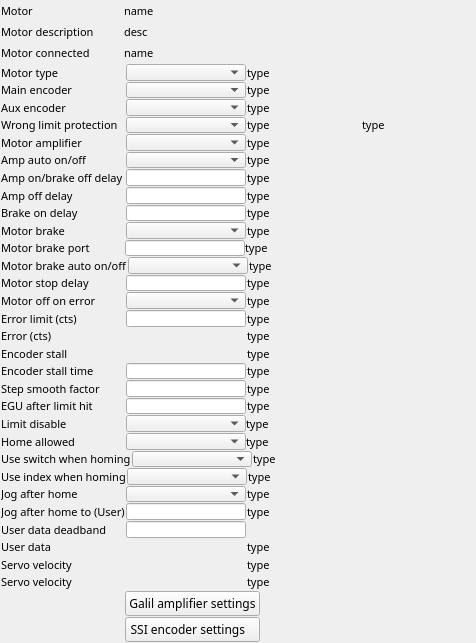
Above: 3-5/GalilSup/op/ui/galil_motor_extras.ui from motorapp/Galil before the change. Below: the same form after it.
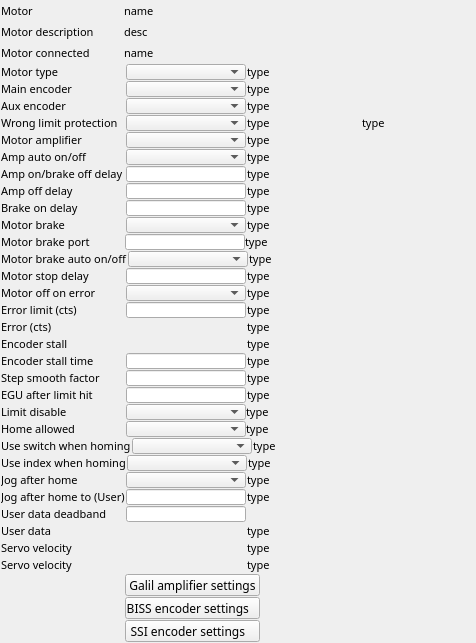
That is the form after the change. Custom widgets are drawn as their Qt base class.

Commit message: Add support for BiSS encoder configuration and axis/encoder status polling Increase communication timeout for GalilStartController Add QEGUI and MEDM screens for BISS support Add BISS support PV's to motor extra autosave request Alter how BISS, and SSI capability detected Add disable wrong limit protection when an axis limit is disabled

The edit to the form file:
```diff
--- a/3-5/GalilSup/op/ui/galil_motor_extras.ui
+++ b/3-5/GalilSup/op/ui/galil_motor_extras.ui
@@ -19,7 +19,7 @@
   <property name="windowTitle">
    <string>EFrame</string>
   </property>
-  <layout class="QVBoxLayout" name="verticalLayout" stretch="2,2,2,2,2,2,2,2,2,2,2,2,2,2,2,2,2,2,2,2,2,2,2,2,2,2,2,2,2,2,2,2,2,3,3">
+  <layout class="QVBoxLayout" name="verticalLayout" stretch="2,2,2,2,2,2,2,2,2,2,2,2,2,2,2,2,2,2,2,2,2,2,2,2,2,2,2,2,2,2,2,2,2,3,3,3">
    <property name="spacing">
     <number>1</number>
    </property>
@@ -2820,6 +2820,85 @@
      </item>
     </layout>
    </item>
+   <item>
+    <layout class="QHBoxLayout" name="horizontalLayout_37" stretch="1,0,1">
+     <property name="spacing">
+      <number>1</number>
+     </property>
+     <item>
+      <spacer name="horizontalSpacer_9">
+       <property name="orientation">
+        <enum>Qt::Horizontal</enum>
+       </property>
+       <property name="sizeType">
+        <enum>QSizePolicy::Fixed</enum>
+       </property>
+       <property name="sizeHint" stdset="0">
+        <size>
+         <width>124</width>
+         <height>5</height>
+        </size>
+       </property>
+      </spacer>
+     </item>
+     <item>
+      <widget class="QEPushButton" name="qepushbutton_9">
+       <property name="sizePolicy">
+        <sizepolicy hsizetype="Fixed" vsizetype="Preferred">
+         <horstretch>0</horstretch>
+         <verstretch>0</verstretch>
+        </sizepolicy>
+       </property>
+       <property name="minimumSize">
+        <size>
+         <width>0</width>
+         <height>1</height>
+        </size>
+       </property>
+       <property name="maximumSize">
+        <size>
+         <width>135</width>
+         <height>16777215</height>
+        </size>
+       </property>
+       <property name="font">
+        <font>
+         <family>Abyssinica SIL</family>
+         <pointsize>9</pointsize>
+        </font>
+       </property>
+       <property name="text">
+        <string>BISS encoder settings   </string>
+       </property>
+       <property name="variableAsToolTip">
+        <bool>false</bool>
+       </property>
+       <property name="guiFile" stdset="0">
+        <string>galil_motors_biss.ui</string>
+       </property>
+       <property name="creationOption" stdset="0">
+        <enum>QEPushButton::NewWindow</enum>
+       </property>
+       <property name="prioritySubstitutions">
+        <string/>
+       </property>
+      </widget>
+     </item>
+     <item>
+      <spacer name="horizontalSpacer_10">
+       <property name="orientation">
+        <enum>Qt::Horizontal</enum>
+       </property>
+       <property name="sizeHint" stdset="0">
+        <size>
+         <width>40</width>
+         <height>5</height>
+        </size>
+       </property>
+      </spacer>
+     </item>
+    </layout>
+   </item>
    <item>
     <layout class="QHBoxLayout" name="horizontalLayout_29" stretch="1,1,1">
      <property name="spacing">
```
The commit also changes 13 other files.
